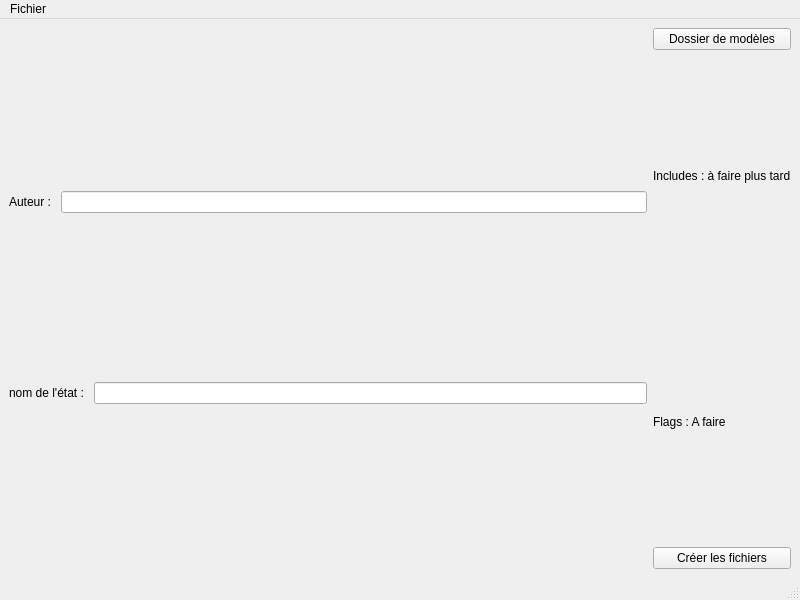
The window that static/tools/state_machine/state_forger/interface.ui (ENACRobotique/Robots) describes before a commit, drawn with Qt 5.
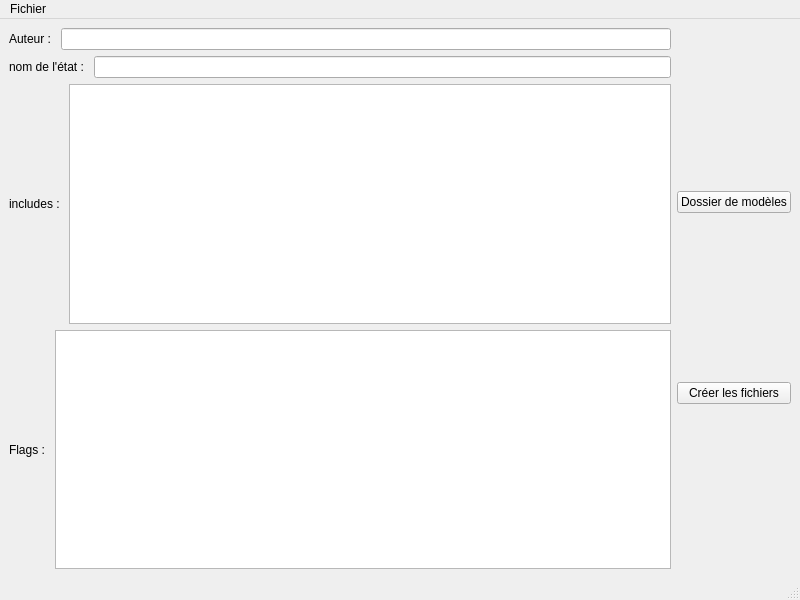
The same window after the commit.

Commit message: [state_forger] can write includes and flags

Diff of the .ui file:
```diff
--- a/static/tools/state_machine/state_forger/interface.ui
+++ b/static/tools/state_machine/state_forger/interface.ui
@@ -45,6 +45,40 @@
         </item>
        </layout>
       </item>
+      <item>
+       <layout class="QHBoxLayout" name="horizontalLayout_4">
+        <item>
+         <widget class="QLabel" name="label_3">
+          <property name="toolTip">
+           <string>&lt;html&gt;&lt;head/&gt;&lt;body&gt;&lt;p&gt;chemins relatifs vers les fichiers à inclures, un fichier par ligne.&lt;/p&gt;&lt;p&gt;ex:&lt;/p&gt;&lt;p&gt;../params.h&lt;/p&gt;&lt;p&gt;lib_motor.h&lt;/p&gt;&lt;/body&gt;&lt;/html&gt;</string>
+          </property>
+          <property name="text">
+           <string>includes : </string>
+          </property>
+         </widget>
+        </item>
+        <item>
+         <widget class="QPlainTextEdit" name="includesPlainText"/>
+        </item>
+       </layout>
+      </item>
+      <item>
+       <layout class="QHBoxLayout" name="horizontalLayout_5">
+        <item>
+         <widget class="QLabel" name="label_5">
+          <property name="toolTip">
+           <string>&lt;html&gt;&lt;head/&gt;&lt;body&gt;&lt;p&gt;Un état par ligne. ex:&lt;/p&gt;&lt;p&gt;E_MOTOR&lt;/p&gt;&lt;p&gt;E_RADAR&lt;/p&gt;&lt;/body&gt;&lt;/html&gt;</string>
+          </property>
+          <property name="text">
+           <string>Flags : </string>
+          </property>
+         </widget>
+        </item>
+        <item>
+         <widget class="QPlainTextEdit" name="flagsPlainText"/>
+        </item>
+       </layout>
+      </item>
      </layout>
     </item>
     <item>
@@ -58,20 +92,6 @@
           </property>
          </widget>
         </item>
-        <item>
-         <widget class="QLabel" name="label_3">
-          <property name="text">
-           <string>Includes : à faire plus tard</string>
-          </property>
-         </widget>
-        </item>
-        <item>
-         <widget class="QLabel" name="label_4">
-          <property name="text">
-           <string>Flags : A faire</string>
-          </property>
-         </widget>
-        </item>
        </layout>
       </item>
       <item>
```
The commit also changes 3 other files.
